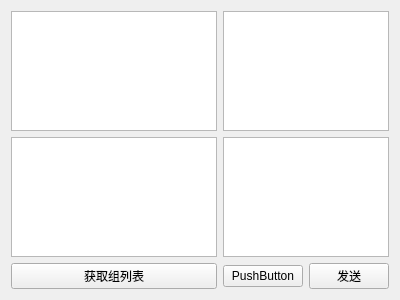
Before: the Qt Designer form mainwindow.ui in yj235/ParrotClient, drawn with Qt 5.
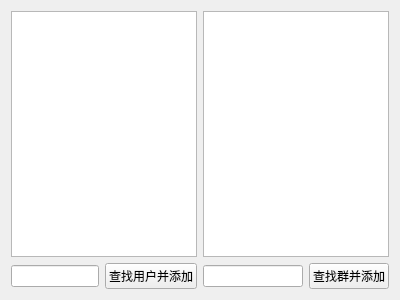
After: the same form once the commit is applied.

Commit message: did some group-member list

Diff of the .ui file:
```diff
--- a/mainwindow.ui
+++ b/mainwindow.ui
@@ -14,36 +14,29 @@
    <string>Form</string>
   </property>
   <layout class="QGridLayout" name="gridLayout">
-   <item row="0" column="0">
+   <item row="0" column="0" colspan="2">
     <widget class="QListView" name="listView_contacts"/>
    </item>
-   <item row="0" column="1" colspan="2">
-    <widget class="QTextBrowser" name="textBrowser"/>
-   </item>
-   <item row="1" column="0">
+   <item row="0" column="2" colspan="2">
     <widget class="QListView" name="listView_group"/>
    </item>
-   <item row="1" column="1" colspan="2">
-    <widget class="QTextEdit" name="textEdit"/>
+   <item row="1" column="0">
+    <widget class="QLineEdit" name="lineEdit_searchContacts"/>
    </item>
-   <item row="2" column="0">
-    <widget class="QPushButton" name="pushButton_getGroupList">
+   <item row="1" column="1">
+    <widget class="QPushButton" name="pushButton_searchContacts">
      <property name="text">
-      <string>获取组列表</string>
+      <string>查找用户并添加</string>
      </property>
     </widget>
    </item>
-   <item row="2" column="1">
-    <widget class="QPushButton" name="pushButton">
-     <property name="text">
-      <string>PushButton</string>
-     </property>
-    </widget>
+   <item row="1" column="2">
+    <widget class="QLineEdit" name="lineEdit_searchGroup"/>
    </item>
-   <item row="2" column="2">
-    <widget class="QPushButton" name="pushButton_send">
+   <item row="1" column="3">
+    <widget class="QPushButton" name="pushButton_searchGroup">
      <property name="text">
-      <string>发送</string>
+      <string>查找群并添加</string>
      </property>
     </widget>
    </item>
```
The commit also changes 12 other files.
